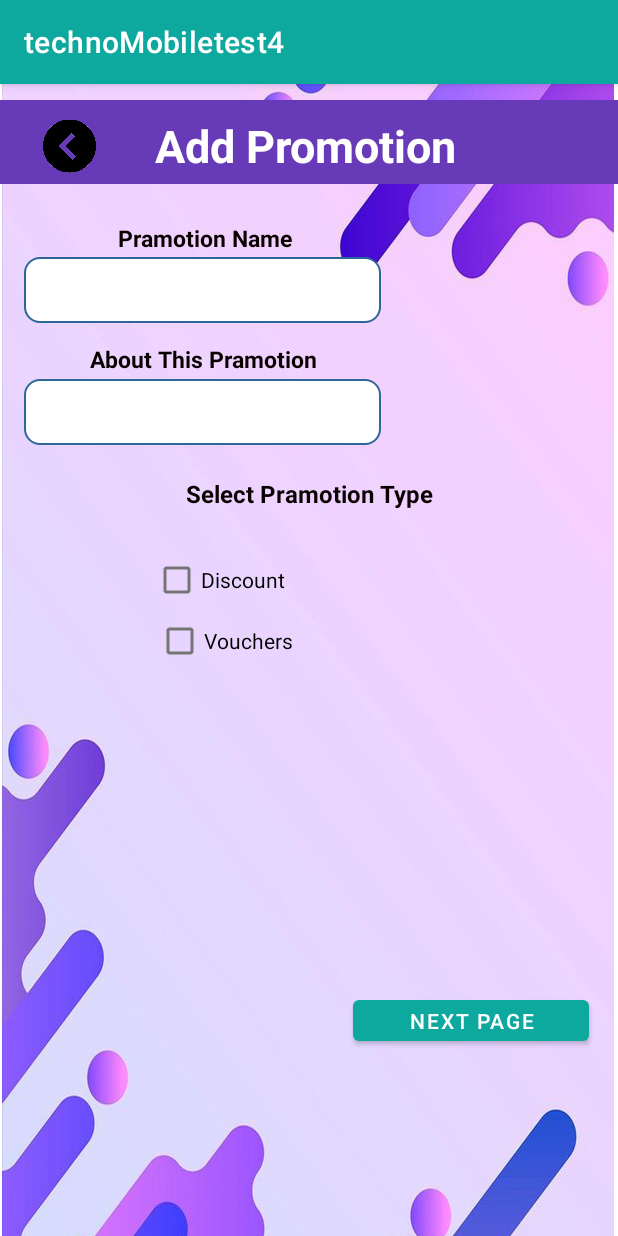
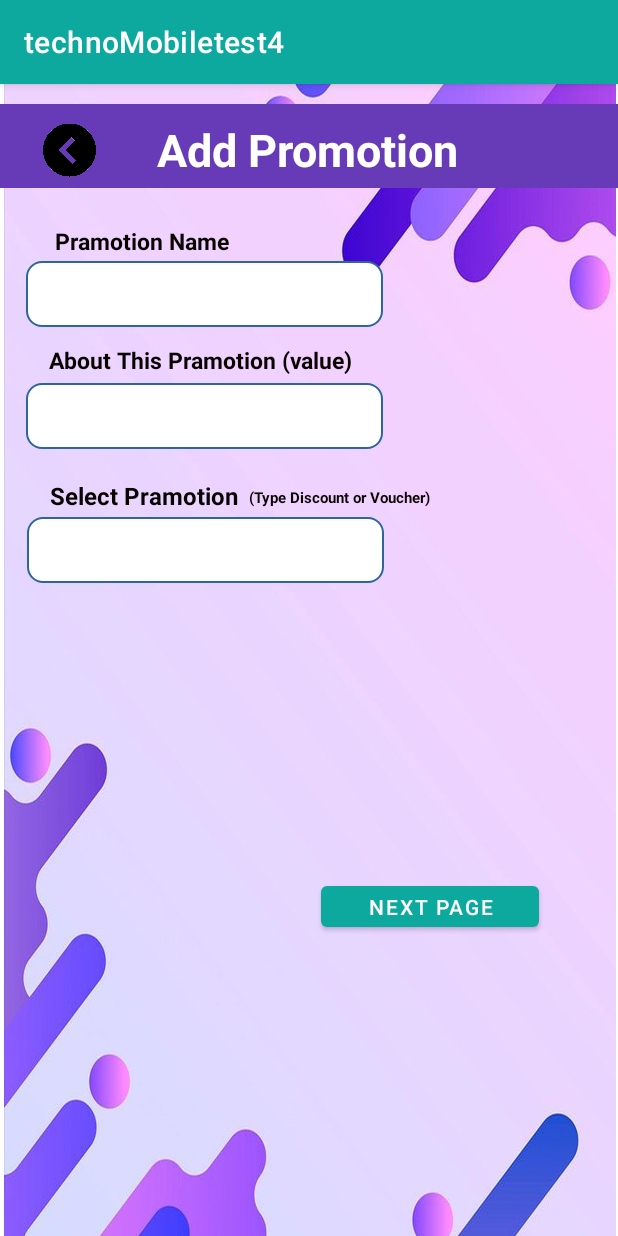
Before and after one commit to ishaaBoy/technoMobiletest4, an Android app: the Addpramotion5366Activity screen opened directly, with no data from a screen before it, on a phone screen of 412 x 824 dp. Run offline under Robolectric (Android 15) with nearby library versions, the phone set to English and light mode, and no system bars; our stand-ins replace Firebase (no records; nobody signed in at launch, a user with empty details on screens opened directly).

Commit message:
add pramotion02

```diff
--- a/app/src/main/res/layout/activity_addpramotion5366.xml
+++ b/app/src/main/res/layout/activity_addpramotion5366.xml
@@ -12,24 +12,22 @@
         android:layout_height="815dp"
         app:layout_constraintBottom_toBottomOf="parent"
         app:layout_constraintEnd_toEndOf="parent"
-        app:layout_constraintHorizontal_bias="0.52"
         app:layout_constraintStart_toStartOf="parent"
         app:layout_constraintTop_toTopOf="parent"
-        app:layout_constraintVertical_bias="0.19"
+        app:layout_constraintVertical_bias="0.13"
         app:srcCompat="@drawable/b2b57d79b56c02b0a2c08dfdb07c520c" />
 
     <Button
         android:id="@+id/save_btn2"
-        android:layout_width="157dp"
+        android:layout_width="145dp"
         android:layout_height="39dp"
-        android:layout_marginStart="281dp"
-        android:layout_marginTop="613dp"
-        android:layout_marginEnd="62dp"
-        android:layout_marginBottom="163dp"
+        android:layout_marginStart="258dp"
+        android:layout_marginTop="535dp"
+        android:layout_marginEnd="97dp"
+        android:layout_marginBottom="242dp"
         android:text="Next page"
         app:layout_constraintBottom_toBottomOf="@+id/imageView7"
         app:layout_constraintEnd_toEndOf="@+id/imageView7"
-        app:layout_constraintHorizontal_bias="0.25"
         app:layout_constraintStart_toStartOf="@+id/imageView7"
         app:layout_constraintTop_toTopOf="@+id/imageView7"
         tools:ignore="TouchTargetSizeCheck" />
@@ -114,87 +112,93 @@
         app:layout_constraintTop_toTopOf="@+id/imageView7"
         tools:ignore="TouchTargetSizeCheck,SpeakableTextPresentCheck,SpeakableTextPresentCheck" />
 
+    <EditText
+        android:id="@+id/txtBrand5"
+        android:layout_width="238dp"
+        android:layout_height="44dp"
+        android:layout_marginStart="62dp"
+        android:layout_marginTop="27dp"
+        android:layout_marginEnd="200dp"
+        android:layout_marginBottom="476dp"
+        android:background="@drawable/rounded"
+        android:gravity="center"
+        app:layout_constraintBottom_toBottomOf="@+id/imageView7"
+        app:layout_constraintEnd_toEndOf="@+id/imageView7"
+        app:layout_constraintStart_toStartOf="@+id/imageView7"
+        app:layout_constraintTop_toTopOf="@+id/textView20"
+        tools:ignore="TouchTargetSizeCheck,SpeakableTextPresentCheck,SpeakableTextPresentCheck" />
+
     <TextView
         android:id="@+id/textView10"
-        android:layout_width="239dp"
+        android:layout_width="232dp"
         android:layout_height="28dp"
-        android:layout_marginTop="178dp"
-        android:layout_marginBottom="609dp"
+        android:layout_marginStart="62dp"
+        android:layout_marginTop="176dp"
+        android:layout_marginEnd="207dp"
+        android:layout_marginBottom="612dp"
         android:gravity="center"
-        android:text="About This Pramotion"
+        android:text="About This Pramotion (value)"
         android:textColor="#090000"
         android:textSize="15sp"
         android:textStyle="bold"
         app:layout_constraintBottom_toBottomOf="@+id/imageView7"
-        app:layout_constraintEnd_toEndOf="parent"
-        app:layout_constraintHorizontal_bias="0.093"
-        app:layout_constraintStart_toStartOf="parent"
+        app:layout_constraintEnd_toEndOf="@+id/imageView7"
+        app:layout_constraintStart_toStartOf="@+id/imageView7"
         app:layout_constraintTop_toTopOf="@+id/imageView7" />
 
     <TextView
         android:id="@+id/textView28"
-        android:layout_width="239dp"
-        android:layout_height="28dp"
+        android:layout_width="157dp"
+        android:layout_height="25dp"
+        android:layout_marginStart="60dp"
         android:layout_marginTop="97dp"
-        android:layout_marginBottom="690dp"
+        android:layout_marginEnd="284dp"
+        android:layout_marginBottom="692dp"
         android:gravity="center"
         android:text="Pramotion Name"
         android:textColor="#090000"
         android:textSize="15sp"
         android:textStyle="bold"
         app:layout_constraintBottom_toBottomOf="@+id/imageView7"
-        app:layout_constraintEnd_toEndOf="parent"
-        app:layout_constraintHorizontal_bias="0.098"
-        app:layout_constraintStart_toStartOf="parent"
+        app:layout_constraintEnd_toEndOf="@+id/imageView7"
+        app:layout_constraintStart_toStartOf="@+id/imageView7"
         app:layout_constraintTop_toTopOf="@+id/imageView7" />
 
     <TextView
         android:id="@+id/textView20"
-        android:layout_width="239dp"
-        android:layout_height="28dp"
-        android:layout_marginTop="268dp"
-        android:layout_marginBottom="519dp"
+        android:layout_width="128dp"
+        android:layout_height="27dp"
+        android:layout_marginStart="78dp"
+        android:layout_marginTop="267dp"
+        android:layout_marginEnd="295dp"
+        android:layout_marginBottom="522dp"
         android:gravity="center"
-        android:text="Select Pramotion Type"
+        android:text="Select Pramotion "
         android:textColor="#090000"
         android:textSize="16sp"
         android:textStyle="bold"
         app:layout_constraintBottom_toBottomOf="@+id/imageView7"
-        app:layout_constraintEnd_toEndOf="parent"
-        app:layout_constraintStart_toStartOf="parent"
+        app:layout_constraintEnd_toEndOf="@+id/imageView7"
+        app:layout_constraintStart_toStartOf="@+id/imageView7"
         app:layout_constraintTop_toTopOf="@+id/imageView7" />
 
-    <CheckBox
-        android:id="@+id/checkBox"
-        android:layout_width="200dp"
-        android:layout_height="27dp"
-        android:layout_marginStart="148dp"
-        android:layout_marginTop="325dp"
-        android:layout_marginEnd="153dp"
-        android:layout_marginBottom="463dp"
-        android:text="Discount"
-        android:textSize="14sp"
-        app:layout_constraintBottom_toBottomOf="@+id/imageView7"
+    <TextView
+        android:id="@+id/textView3"
+        android:layout_width="130dp"
+        android:layout_height="19dp"
+        android:layout_marginTop="16dp"
+        android:layout_marginEnd="136dp"
+        android:gravity="center"
+        android:text="(Type Discount or Voucher)"
+        android:textColor="#090000"
+        android:textSize="10sp"
+        android:textStyle="bold"
+        app:layout_constraintBottom_toTopOf="@+id/txtBrand5"
         app:layout_constraintEnd_toEndOf="@+id/imageView7"
-        app:layout_constraintStart_toStartOf="@+id/imageView7"
-        app:layout_constraintTop_toTopOf="@+id/imageView7"
-        tools:ignore="TouchTargetSizeCheck,TextContrastCheck,TextContrastCheck" />
-
-    <CheckBox
-        android:id="@+id/checkBox8"
-        android:layout_width="202dp"
-        android:layout_height="23dp"
-        android:layout_marginStart="150dp"
-        android:layout_marginTop="368dp"
-        android:layout_marginEnd="149dp"
-        android:layout_marginBottom="424dp"
-        android:text="Vouchers"
-        android:textSize="14sp"
-        app:layout_constraintBottom_toBottomOf="@+id/imageView7"
-        app:layout_constraintEnd_toEndOf="@+id/imageView7"
-        app:layout_constraintStart_toStartOf="@+id/imageView7"
-        app:layout_constraintTop_toTopOf="@+id/imageView7"
-        tools:ignore="TouchTargetSizeCheck" />
+        app:layout_constraintHorizontal_bias="0.0"
+        app:layout_constraintStart_toEndOf="@+id/textView20"
+        app:layout_constraintTop_toBottomOf="@+id/txtBrand3"
+        app:layout_constraintVertical_bias="0.68" />
 
 
 </androidx.constraintlayout.widget.ConstraintLayout>
```
